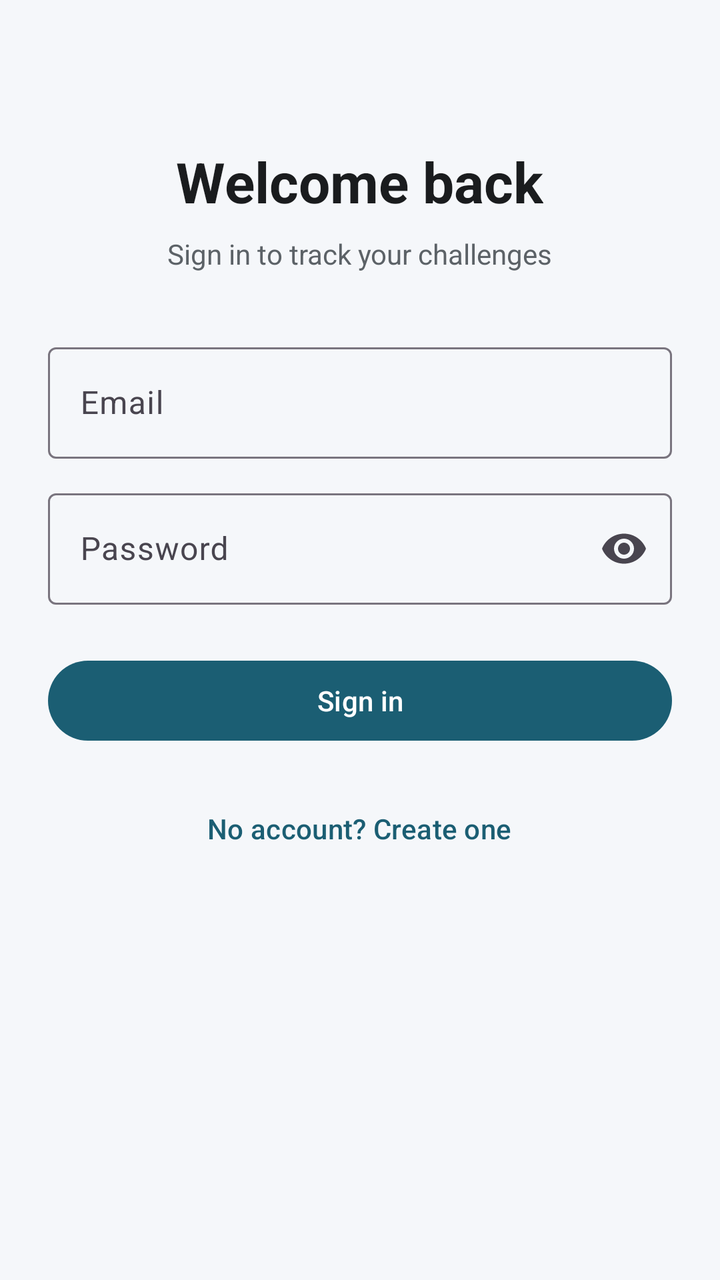
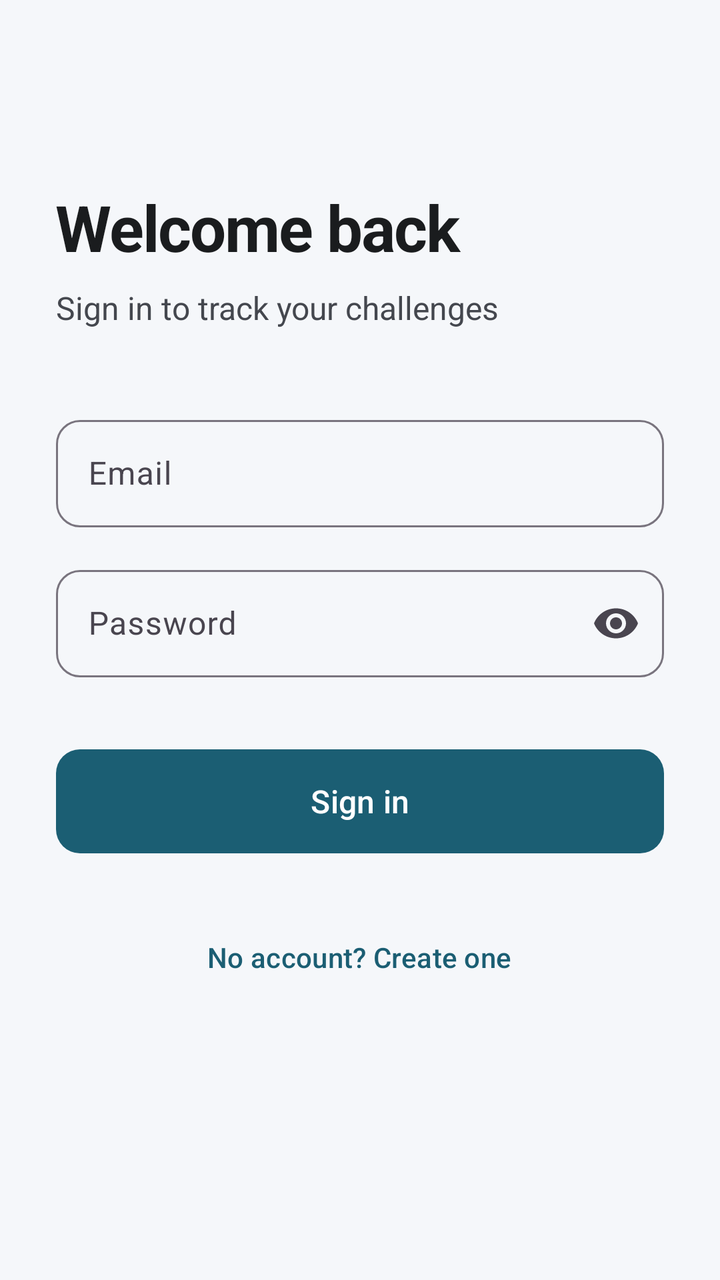

Compare the two renders of this Android layout. The source of the first and the diff that turns it into the second are given below.
<!-- AndroidManifest.xml: application theme Theme.TakeControl -->
<!-- res/layout/fragment_login.xml -->
<?xml version="1.0" encoding="utf-8"?>
<ScrollView xmlns:android="http://schemas.android.com/apk/res/android"
    xmlns:app="http://schemas.android.com/apk/res-auto"
    android:layout_width="match_parent"
    android:layout_height="match_parent"
    android:fillViewport="true">

    <LinearLayout
        android:layout_width="match_parent"
        android:layout_height="wrap_content"
        android:gravity="center_horizontal"
        android:orientation="vertical"
        android:padding="24dp">

        <TextView
            android:layout_width="wrap_content"
            android:layout_height="wrap_content"
            android:layout_marginTop="48dp"
            android:text="@string/login_title"
            android:textColor="@color/text_primary"
            android:textSize="28sp"
            android:textStyle="bold" />

        <TextView
            android:layout_width="wrap_content"
            android:layout_height="wrap_content"
            android:layout_marginTop="8dp"
            android:layout_marginBottom="32dp"
            android:text="@string/login_subtitle"
            android:textColor="@color/text_secondary" />

        <com.google.android.material.textfield.TextInputLayout
            android:layout_width="match_parent"
            android:layout_height="wrap_content"
            android:layout_marginBottom="12dp">

            <com.google.android.material.textfield.TextInputEditText
                android:id="@+id/emailInput"
                android:layout_width="match_parent"
                android:layout_height="wrap_content"
                android:hint="@string/email"
                android:inputType="textEmailAddress" />
        </com.google.android.material.textfield.TextInputLayout>

        <com.google.android.material.textfield.TextInputLayout
            android:layout_width="match_parent"
            android:layout_height="wrap_content"
            android:layout_marginBottom="24dp"
            app:endIconMode="password_toggle">

            <com.google.android.material.textfield.TextInputEditText
                android:id="@+id/passwordInput"
                android:layout_width="match_parent"
                android:layout_height="wrap_content"
                android:hint="@string/password"
                android:inputType="textPassword" />
        </com.google.android.material.textfield.TextInputLayout>

        <com.google.android.material.button.MaterialButton
            android:id="@+id/signInButton"
            android:layout_width="match_parent"
            android:layout_height="wrap_content"
            android:text="@string/sign_in" />

        <ProgressBar
            android:id="@+id/progressBar"
            android:layout_width="wrap_content"
            android:layout_height="wrap_content"
            android:layout_marginTop="16dp"
            android:visibility="gone" />

        <com.google.android.material.button.MaterialButton
            android:id="@+id/goToRegisterButton"
            style="@style/Widget.Material3.Button.TextButton"
            android:layout_width="wrap_content"
            android:layout_height="wrap_content"
            android:layout_marginTop="16dp"
            android:text="@string/no_account" />
    </LinearLayout>
</ScrollView>
<!-- resources referenced by this layout -->
<resources>
  <color name="text_primary">#1A1C1E</color>
  <color name="text_secondary">#5C6267</color>
  <string name="email">Email</string>
  <string name="login_subtitle">Sign in to track your challenges</string>
  <string name="login_title">Welcome back</string>
  <string name="no_account">No account? Create one</string>
  <string name="password">Password</string>
  <string name="sign_in">Sign in</string>
  <style name="Theme.TakeControl" parent="Theme.Material3.Light.NoActionBar">
          <item name="colorPrimary">@color/primary</item>
          <item name="colorPrimaryDark">@color/primary_dark</item>
          <item name="colorSecondary">@color/secondary</item>
          <item name="android:statusBarColor">@android:color/transparent</item>
          <item name="android:windowLightStatusBar">false</item>
          <item name="android:windowBackground">@color/background</item>
      </style>
  <color name="primary">#1B5E73</color>
  <color name="primary_dark">#0F3D4D</color>
  <color name="secondary">#4CAF93</color>
  <color name="background">#F5F7FA</color>
</resources>

<!-- the commit's change to res/layout/fragment_login.xml (unified diff, before → after) -->
@@ -3,49 +3,63 @@
     xmlns:app="http://schemas.android.com/apk/res-auto"
     android:layout_width="match_parent"
     android:layout_height="match_parent"
-    android:fillViewport="true">
+    android:fillViewport="true"
+    android:background="@color/background">
 
     <LinearLayout
         android:layout_width="match_parent"
         android:layout_height="wrap_content"
         android:gravity="center_horizontal"
         android:orientation="vertical"
-        android:padding="24dp">
+        android:padding="28dp">
 
         <TextView
-            android:layout_width="wrap_content"
+            android:layout_width="match_parent"
             android:layout_height="wrap_content"
-            android:layout_marginTop="48dp"
+            android:layout_marginTop="64dp"
             android:text="@string/login_title"
             android:textColor="@color/text_primary"
-            android:textSize="28sp"
-            android:textStyle="bold" />
+            android:textSize="32sp"
+            android:textStyle="bold"
+            android:letterSpacing="-0.02" />
 
         <TextView
-            android:layout_width="wrap_content"
+            android:layout_width="match_parent"
             android:layout_height="wrap_content"
             android:layout_marginTop="8dp"
-            android:layout_marginBottom="32dp"
+            android:layout_marginBottom="40dp"
             android:text="@string/login_subtitle"
-            android:textColor="@color/text_secondary" />
+            android:textColor="@color/text_secondary"
+            android:textSize="16sp" />
 
         <com.google.android.material.textfield.TextInputLayout
+            style="@style/Widget.Material3.TextInputLayout.OutlinedBox"
             android:layout_width="match_parent"
             android:layout_height="wrap_content"
-            android:layout_marginBottom="12dp">
+            android:layout_marginBottom="16dp"
+            app:boxCornerRadiusBottomEnd="12dp"
+            app:boxCornerRadiusBottomStart="12dp"
+            app:boxCornerRadiusTopEnd="12dp"
+            app:boxCornerRadiusTopStart="12dp">
 
             <com.google.android.material.textfield.TextInputEditText
                 android:id="@+id/emailInput"
                 android:layout_width="match_parent"
                 android:layout_height="wrap_content"
                 android:hint="@string/email"
-                android:inputType="textEmailAddress" />
+                android:inputType="textEmailAddress"
+                android:paddingVertical="16dp" />
         </com.google.android.material.textfield.TextInputLayout>
 
         <com.google.android.material.textfield.TextInputLayout
+            style="@style/Widget.Material3.TextInputLayout.OutlinedBox"
             android:layout_width="match_parent"
             android:layout_height="wrap_content"
-            android:layout_marginBottom="24dp"
+            android:layout_marginBottom="32dp"
+            app:boxCornerRadiusBottomEnd="12dp"
+            app:boxCornerRadiusBottomStart="12dp"
+            app:boxCornerRadiusTopEnd="12dp"
+            app:boxCornerRadiusTopStart="12dp"
             app:endIconMode="password_toggle">
 
             <com.google.android.material.textfield.TextInputEditText
@@ -53,20 +67,24 @@
                 android:layout_width="match_parent"
                 android:layout_height="wrap_content"
                 android:hint="@string/password"
-                android:inputType="textPassword" />
+                android:inputType="textPassword"
+                android:paddingVertical="16dp" />
         </com.google.android.material.textfield.TextInputLayout>
 
         <com.google.android.material.button.MaterialButton
             android:id="@+id/signInButton"
             android:layout_width="match_parent"
-            android:layout_height="wrap_content"
-            android:text="@string/sign_in" />
+            android:layout_height="60dp"
+            android:text="@string/sign_in"
+            android:textSize="16sp"
+            app:cornerRadius="12dp" />
 
-        <ProgressBar
+        <com.google.android.material.progressindicator.CircularProgressIndicator
             android:id="@+id/progressBar"
             android:layout_width="wrap_content"
             android:layout_height="wrap_content"
             android:layout_marginTop="16dp"
+            android:indeterminate="true"
             android:visibility="gone" />
 
         <com.google.android.material.button.MaterialButton
@@ -74,7 +92,7 @@
             style="@style/Widget.Material3.Button.TextButton"
             android:layout_width="wrap_content"
             android:layout_height="wrap_content"
-            android:layout_marginTop="16dp"
+            android:layout_marginTop="24dp"
             android:text="@string/no_account" />
     </LinearLayout>
 </ScrollView>
<!-- resource entries referenced after the edit -->
@@ -1,7 +1,7 @@
 <!-- resources referenced by this layout -->
 <resources>
   <color name="text_primary">#1A1C1E</color>
-  <color name="text_secondary">#5C6267</color>
+  <color name="text_secondary">#44474E</color>
   <string name="email">Email</string>
   <string name="login_subtitle">Sign in to track your challenges</string>
   <string name="login_title">Welcome back</string>
